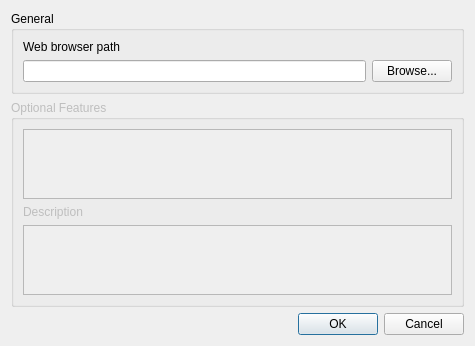
Old version of the form ui/settingsdialog.ui in the repository minorua/Qgis2threejs.
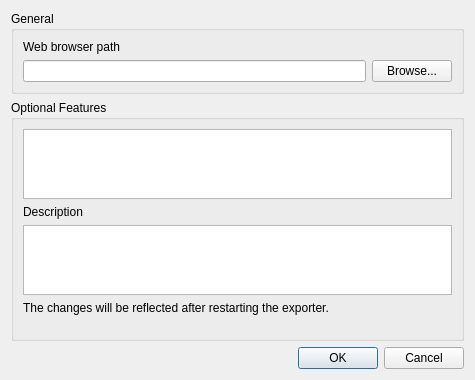
New version of the form.

Patch:
```diff
--- a/ui/settingsdialog.ui
+++ b/ui/settingsdialog.ui
@@ -7,7 +7,7 @@
     <x>0</x>
     <y>0</y>
     <width>475</width>
-    <height>326</height>
+    <height>356</height>
    </rect>
   </property>
   <property name="windowTitle">
@@ -46,9 +46,6 @@
    </item>
    <item>
     <widget class="QGroupBox" name="groupBox_2">
-     <property name="enabled">
-      <bool>false</bool>
-     </property>
      <property name="title">
       <string>Optional Features</string>
      </property>
@@ -83,6 +80,14 @@
         </property>
        </widget>
       </item>
+      <item>
+       <widget class="QLabel" name="label_3">
+        <property name="text">
+         <string>The changes will be reflected after restarting the exporter.
+</string>
+        </property>
+       </widget>
+      </item>
      </layout>
     </widget>
    </item>
```
